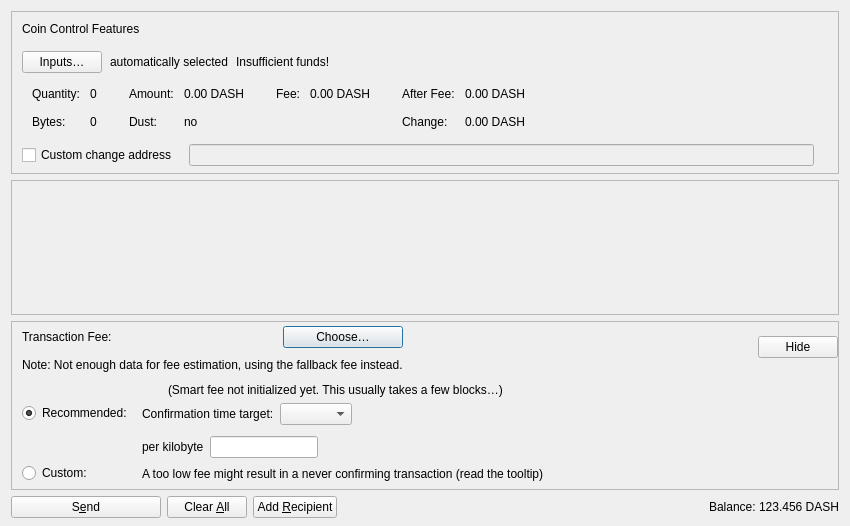
This is src/qt/forms/sendcoinsdialog.ui in gogryphon/gryphoonmoon as Qt 5 draws it before an edit. The edited form follows.
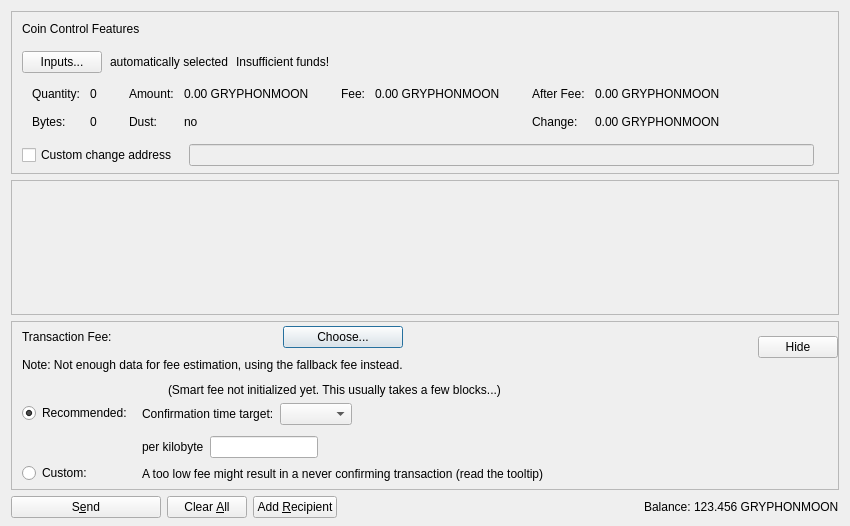
This is the edited form. Custom widgets are drawn as their Qt base class.

```diff
--- a/src/qt/forms/sendcoinsdialog.ui
+++ b/src/qt/forms/sendcoinsdialog.ui
@@ -98,7 +98,7 @@
              <string notr="true"/>
             </property>
             <property name="text">
-             <string>Inputs…</string>
+             <string>Inputs...</string>
             </property>
             <property name="autoDefault">
              <bool>false</bool>
@@ -288,7 +288,7 @@
                   <enum>Qt::ActionsContextMenu</enum>
                  </property>
                  <property name="text">
-                  <string notr="true">0.00 DASH</string>
+                  <string notr="true">0.00 GRYPHONMOON</string>
                  </property>
                  <property name="textInteractionFlags">
                   <set>Qt::LinksAccessibleByMouse|Qt::TextSelectableByKeyboard|Qt::TextSelectableByMouse</set>
@@ -356,7 +356,7 @@
                   <enum>Qt::ActionsContextMenu</enum>
                  </property>
                  <property name="text">
-                  <string notr="true">0.00 DASH</string>
+                  <string notr="true">0.00 GRYPHONMOON</string>
                  </property>
                  <property name="textInteractionFlags">
                   <set>Qt::LinksAccessibleByMouse|Qt::TextSelectableByKeyboard|Qt::TextSelectableByMouse</set>
@@ -401,7 +401,7 @@
                   <enum>Qt::ActionsContextMenu</enum>
                  </property>
                  <property name="text">
-                  <string notr="true">0.00 DASH</string>
+                  <string notr="true">0.00 GRYPHONMOON</string>
                  </property>
                  <property name="textInteractionFlags">
                   <set>Qt::LinksAccessibleByMouse|Qt::TextSelectableByKeyboard|Qt::TextSelectableByMouse</set>
@@ -424,7 +424,7 @@
                   <enum>Qt::ActionsContextMenu</enum>
                  </property>
                  <property name="text">
-                  <string notr="true">0.00 DASH</string>
+                  <string notr="true">0.00 GRYPHONMOON</string>
                  </property>
                  <property name="textInteractionFlags">
                   <set>Qt::LinksAccessibleByMouse|Qt::TextSelectableByKeyboard|Qt::TextSelectableByMouse</set>
@@ -669,7 +669,7 @@
               <item>
                <widget class="QPushButton" name="buttonChooseFee">
                 <property name="text">
-                 <string>Choose…</string>
+                 <string>Choose...</string>
                 </property>
                </widget>
               </item>
@@ -939,7 +939,7 @@
                  <item>
                   <widget class="QLabel" name="labelSmartFee2">
                    <property name="text">
-                    <string>(Smart fee not initialized yet. This usually takes a few blocks…)</string>
+                    <string>(Smart fee not initialized yet. This usually takes a few blocks...)</string>
                    </property>
                   </widget>
                  </item>
@@ -1134,7 +1134,7 @@
           <cursorShape>IBeamCursor</cursorShape>
          </property>
          <property name="text">
-          <string notr="true">123.456 DASH</string>
+          <string notr="true">123.456 GRYPHONMOON</string>
          </property>
          <property name="textInteractionFlags">
           <set>Qt::LinksAccessibleByMouse|Qt::TextSelectableByKeyboard|Qt::TextSelectableByMouse</set>
```
Left out of the diff: 6 changed lines with no effect on the pictures.
